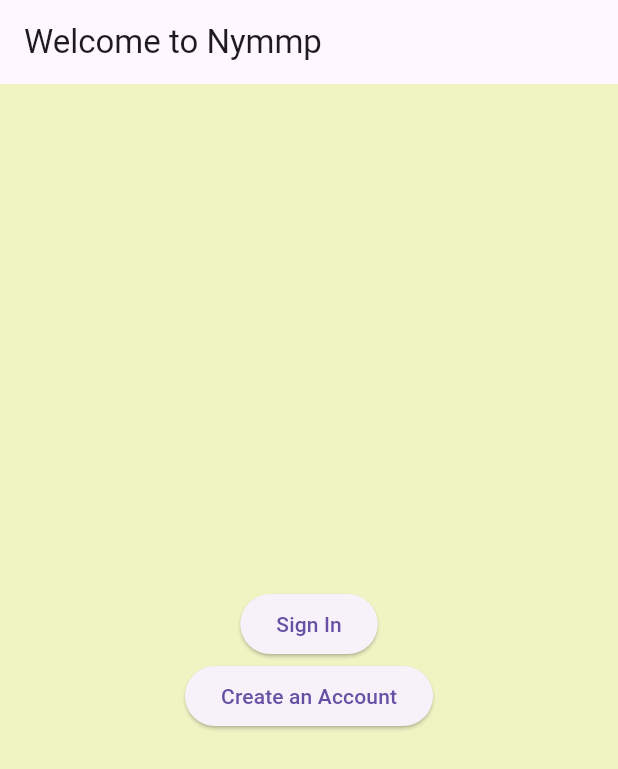
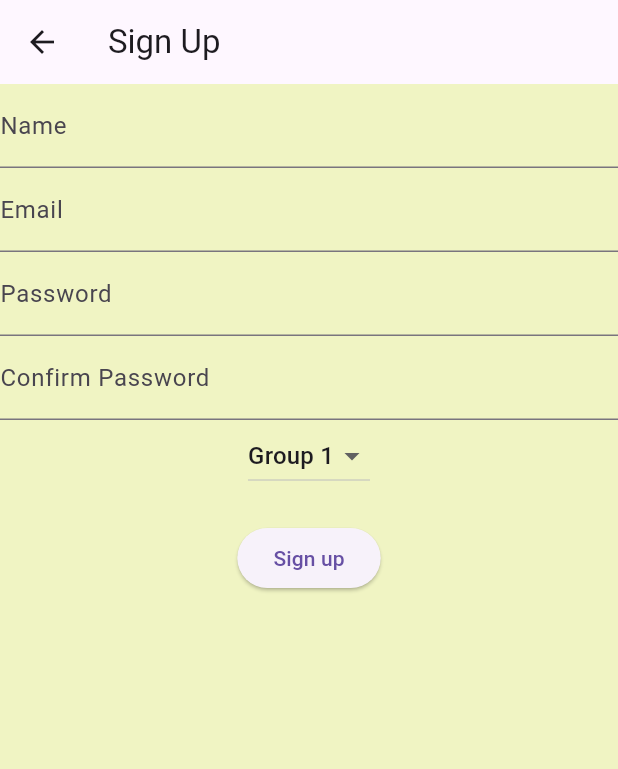
Before and after one commit to Nymmpy/nymmp_front, a Flutter app: the screen it shows after launch, after a tap on "Create an Account", on a phone screen of 412 x 824 dp. Shown: the top 769 px of the screen. Run offline on Flutter 3.47's test engine with Material 3 defaults, Android fonts, the phone set to English and light mode, and no system bars.

Commit message:
feat: 회원가입 기능 구현
기초적인 회원가입 기능을 구현하였습니다.

```diff
--- /dev/null
+++ b/lib/components/sign_up_form.dart
@@ -0,0 +1,67 @@
+// lib/components/signup_form.dart
+import 'package:flutter/material.dart';
+
+class SignUpForm extends StatefulWidget {
+  @override
+  _SignUpFormState createState() => _SignUpFormState();
+}
+
+class _SignUpFormState extends State<SignUpForm> {
+  final TextEditingController nameController = TextEditingController();
+  final TextEditingController emailController = TextEditingController();
+  final TextEditingController passwordController = TextEditingController();
+  final TextEditingController confirmPasswordController =
+      TextEditingController();
+
+  String selectedGroup = 'Group 1'; // 예시 그룹, 실제로는 동적으로 로드
+
+  @override
+  Widget build(BuildContext context) {
+    return Column(
+      mainAxisAlignment: MainAxisAlignment.center,
+      children: <Widget>[
+        TextField(
+          controller: nameController,
+          decoration: InputDecoration(labelText: 'Name'),
+        ),
+        TextField(
+          controller: emailController,
+          decoration: InputDecoration(labelText: 'Email'),
+          keyboardType: TextInputType.emailAddress,
+        ),
+        TextField(
+          controller: passwordController,
+          decoration: InputDecoration(labelText: 'Password'),
+          obscureText: true,
+        ),
+        TextField(
+          controller: confirmPasswordController,
+          decoration: InputDecoration(labelText: 'Confirm Password'),
+          obscureText: true,
+        ),
+        DropdownButton<String>(
+          value: selectedGroup,
+          onChanged: (String? newValue) {
+            setState(() {
+              selectedGroup = newValue!;
+            });
+          },
+          items: <String>['Group 1', 'Group 2', 'Group 3', 'Group 4']
+              .map<DropdownMenuItem<String>>((String value) {
+            return DropdownMenuItem<String>(
+              value: value,
+              child: Text(value),
+            );
+          }).toList(),
+        ),
+        SizedBox(height: 20),
+        ElevatedButton(
+          onPressed: () {
+            // 여기에 회원가입 로직을 추가
+          },
+          child: Text('Sign up'),
+        ),
+      ],
+    );
+  }
+}
--- a/lib/main.dart
+++ b/lib/main.dart
@@ -25,7 +25,7 @@
       routes: {
         '/home': (context) => HomePage(),
         '/login': (context) => LoginPage(),
-        // '/signup': (context) => SignUpPage(),
+        '/signup': (context) => SignUpPage(),
         '/main': (context) => MainPage(),
         '/group': (context) => GroupPage(
             groupId: ModalRoute.of(context)!.settings.arguments as int),
--- /dev/null
+++ b/lib/pages/signup_page.dart
@@ -0,0 +1,16 @@
+// lib/pages/signup_page.dart
+import 'package:flutter/material.dart';
+import '../components/sign_up_form.dart'; // SignUpForm 컴포넌트 임포트
+
+class SignUpPage extends StatelessWidget {
+  @override
+  Widget build(BuildContext context) {
+    return Scaffold(
+      appBar: AppBar(title: Text('Sign Up')),
+      body: SingleChildScrollView(
+        // 스크롤 가능하게 만듦
+        child: SignUpForm(), // SignUpForm을 로드
+      ),
+    );
+  }
+}
```
